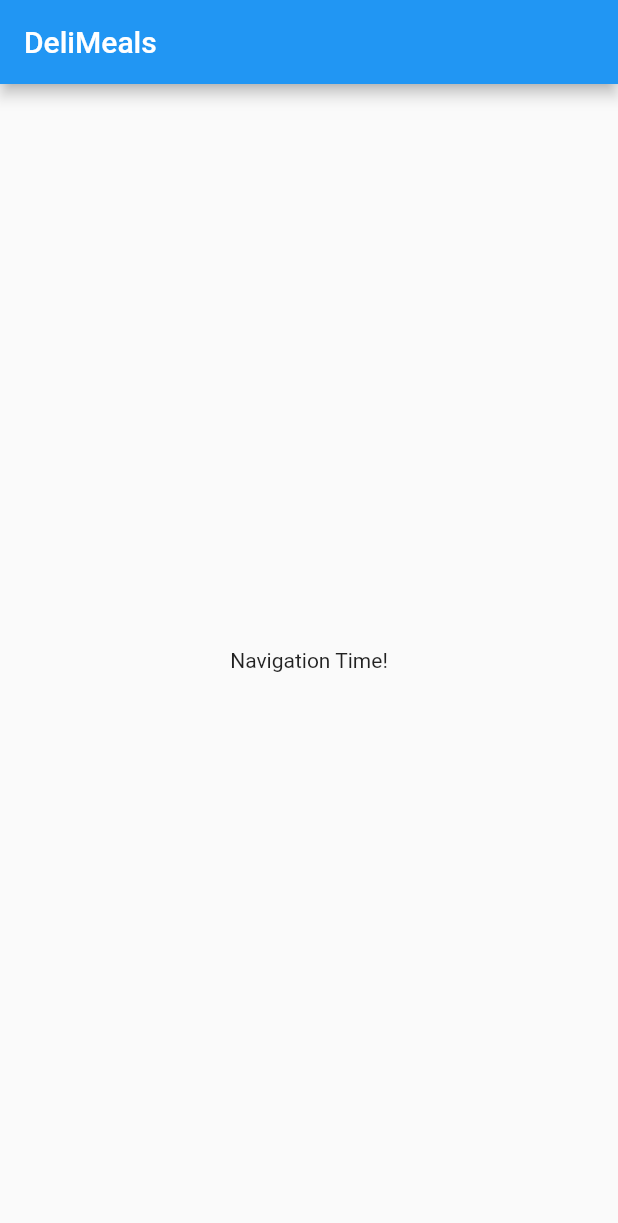
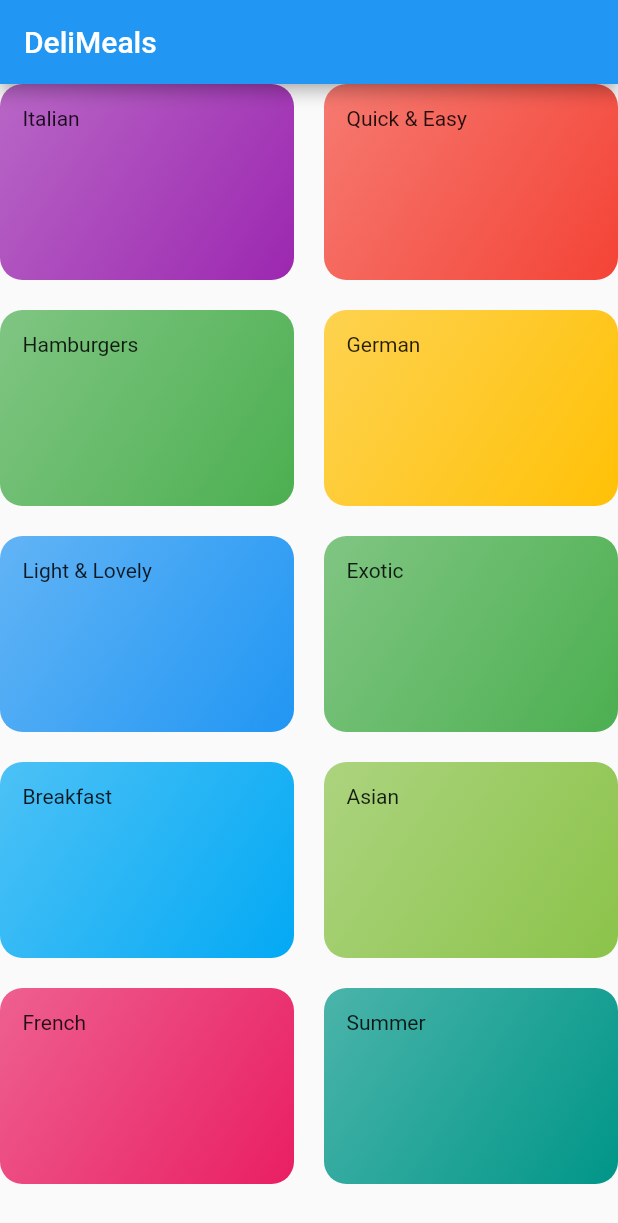
Before and after one commit to Deep27/MealsApp, a Flutter app: the screen it shows after launch, on a phone screen of 412 x 824 dp. Shown: the top 1223 px of the screen. Run offline on Flutter 3.47's test engine with Material 2 defaults, Android fonts, the phone set to English and light mode, and no system bars.

Commit message:
Added categories screen and dummy data.

```diff
--- /dev/null
+++ b/lib/data/category/dummy_data.dart
@@ -0,0 +1,16 @@
+import 'package:flutter/material.dart';
+
+import 'package:meals_app/models/category.dart';
+
+const DUMMY_CATEGORIES = const [
+  const Category(id: 'c01', title: 'Italian', color: Colors.purple),
+  const Category(id: 'c02', title: 'Quick & Easy', color: Colors.red),
+  const Category(id: 'c03', title: 'Hamburgers', color: Colors.green),
+  const Category(id: 'c04', title: 'German', color: Colors.amber),
+  const Category(id: 'c05', title: 'Light & Lovely', color: Colors.blue),
+  const Category(id: 'c06', title: 'Exotic', color: Colors.green),
+  const Category(id: 'c07', title: 'Breakfast', color: Colors.lightBlue),
+  const Category(id: 'c08', title: 'Asian', color: Colors.lightGreen),
+  const Category(id: 'c09', title: 'French', color: Colors.pink),
+  const Category(id: 'c10', title: 'Summer', color: Colors.teal),
+];
--- a/lib/main.dart
+++ b/lib/main.dart
@@ -1,6 +1,8 @@
 import 'package:flutter/material.dart';
 
-const _APP_NAME = 'DeliMeals';
+import 'package:meals_app/pages/categogies_page.dart';
+
+const APP_NAME = 'DeliMeals';
 
 void main() => runApp(MyApp());
 
@@ -8,30 +10,11 @@ class MyApp extends StatelessWidget {
   @override
   Widget build(BuildContext context) {
     return MaterialApp(
-      title: _APP_NAME,
+      title: APP_NAME,
       theme: ThemeData(
         primarySwatch: Colors.blue,
       ),
-      home: MyHomePage(),
+      home: CategoriesPage(),
     );
   }
 }
-
-class MyHomePage extends StatefulWidget {
-  @override
-  _MyHomePageState createState() => _MyHomePageState();
-}
-
-class _MyHomePageState extends State<MyHomePage> {
-  @override
-  Widget build(BuildContext context) {
-    return Scaffold(
-      appBar: AppBar(
-        title: Text(_APP_NAME),
-      ),
-      body: Center(
-        child: Text('Navigation Time!'),
-      ),
-    );
-  }
-}
--- /dev/null
+++ b/lib/models/category.dart
@@ -0,0 +1,13 @@
+import 'package:flutter/material.dart';
+
+class Category {
+  final String id;
+  final String title;
+  final Color color;
+
+  const Category({
+    @required this.id,
+    @required this.title,
+    this.color = Colors.orange,
+  });
+}
--- /dev/null
+++ b/lib/pages/categogies_page.dart
@@ -0,0 +1,26 @@
+import 'package:flutter/material.dart';
+
+import 'package:meals_app/main.dart';
+import 'package:meals_app/data/category/dummy_data.dart';
+import 'package:meals_app/widgets/category/category_item_widget.dart';
+
+class CategoriesPage extends StatelessWidget {
+  @override
+  Widget build(BuildContext context) {
+    return Scaffold(
+      appBar: AppBar(
+        title: const Text(APP_NAME),
+      ),
+      body: GridView(
+        gridDelegate: SliverGridDelegateWithMaxCrossAxisExtent(
+          maxCrossAxisExtent: 200,
+          childAspectRatio: 3 / 2,
+          crossAxisSpacing: 20,
+          mainAxisSpacing: 20,
+        ),
+        children:
+            DUMMY_CATEGORIES.map((cat) => CategoryItemWidget(cat)).toList(),
+      ),
+    );
+  }
+}
--- /dev/null
+++ b/lib/widgets/category/category_item_widget.dart
@@ -0,0 +1,28 @@
+import 'package:flutter/material.dart';
+
+import 'package:meals_app/models/category.dart';
+
+class CategoryItemWidget extends StatelessWidget {
+  final Category _category;
+
+  const CategoryItemWidget(this._category);
+
+  @override
+  Widget build(BuildContext context) {
+    return Container(
+      padding: const EdgeInsets.all(15),
+      child: Text(_category.title),
+      decoration: BoxDecoration(
+        gradient: LinearGradient(
+          colors: [
+            _category.color.withOpacity(0.7),
+            _category.color,
+          ],
+          begin: Alignment.topLeft,
+          end: Alignment.bottomRight,
+        ),
+        borderRadius: BorderRadius.circular(15),
+      ),
+    );
+  }
+}
```
